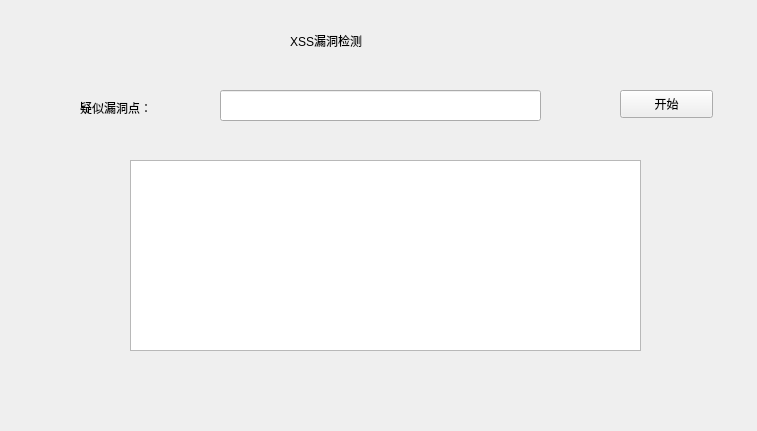
Before: the Qt Designer form LD_XSS.ui in KingXS/Light_WebScan, drawn with Qt 5.
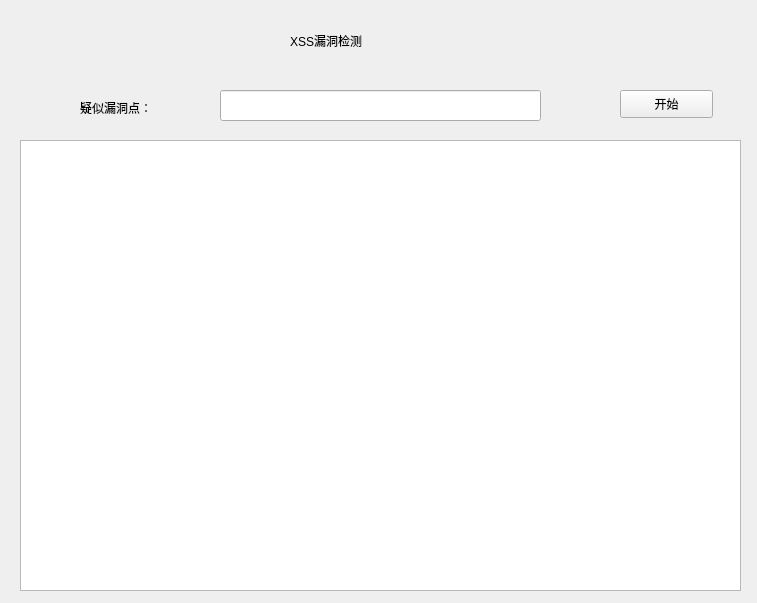
After: the same form once the commit is applied. Icons and pictures are not drawn.

What changed in the file:
```diff
--- a/LD_XSS.ui
+++ b/LD_XSS.ui
@@ -7,7 +7,7 @@
     <x>0</x>
     <y>0</y>
     <width>757</width>
-    <height>431</height>
+    <height>603</height>
    </rect>
   </property>
   <property name="windowTitle">
@@ -69,13 +69,13 @@
     <string>开始</string>
    </property>
   </widget>
-  <widget class="QTextEdit" name="textEdit">
+  <widget class="QTextBrowser" name="textBrowser">
    <property name="geometry">
     <rect>
-     <x>130</x>
-     <y>160</y>
-     <width>511</width>
-     <height>191</height>
+     <x>20</x>
+     <y>140</y>
+     <width>721</width>
+     <height>451</height>
     </rect>
    </property>
   </widget>
```
